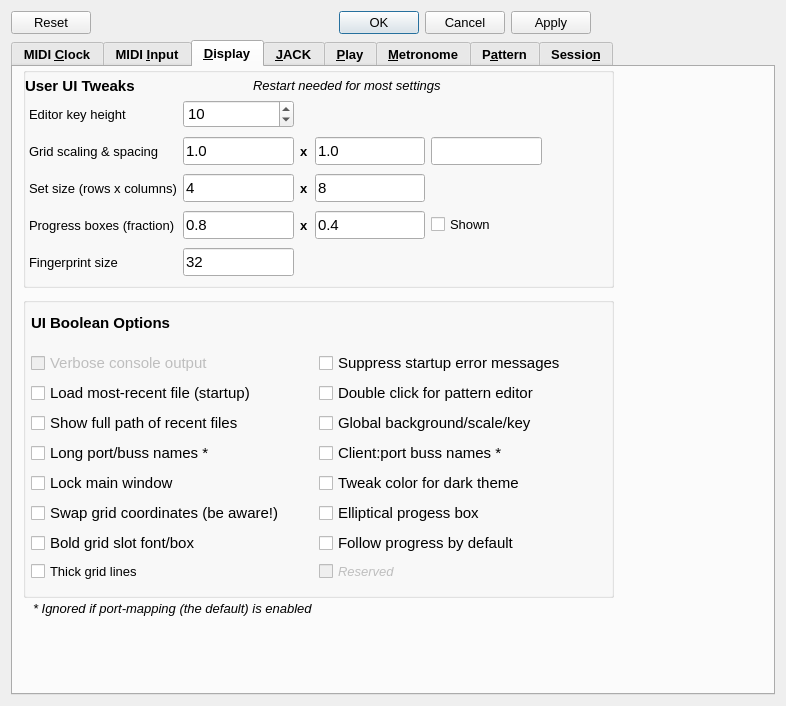
First picture: the form in seq_qt5/src/gui/qseditoptions.ui, repository ahlstromcj/seq66, before the edit.
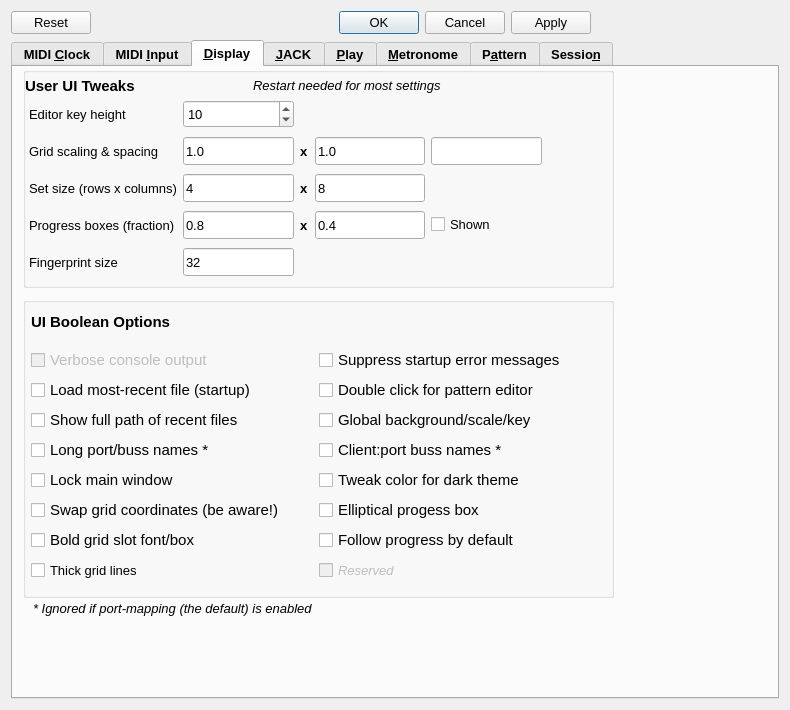
Second picture: the form after the edit. The open tabs and pages were chosen to show the change.

```diff
--- a/seq_qt5/src/gui/qseditoptions.ui
+++ b/seq_qt5/src/gui/qseditoptions.ui
@@ -6,8 +6,8 @@
    <rect>
     <x>0</x>
     <y>0</y>
-    <width>786</width>
-    <height>706</height>
+    <width>790</width>
+    <height>710</height>
    </rect>
   </property>
   <property name="font">
@@ -311,8 +311,8 @@
          <rect>
           <x>0</x>
           <y>0</y>
-          <width>691</width>
-          <height>231</height>
+          <width>701</width>
+          <height>241</height>
          </rect>
         </property>
        </widget>
@@ -581,7 +581,7 @@
          <x>10</x>
          <y>380</y>
          <width>611</width>
-         <height>171</height>
+         <height>181</height>
         </rect>
        </property>
        <property name="font">
@@ -792,8 +792,8 @@
          <rect>
           <x>0</x>
           <y>0</y>
-          <width>681</width>
-          <height>241</height>
+          <width>691</width>
+          <height>251</height>
          </rect>
         </property>
        </widget>
@@ -1208,6 +1208,18 @@
            <property name="enabled">
             <bool>true</bool>
            </property>
+           <property name="minimumSize">
+            <size>
+             <width>0</width>
+             <height>24</height>
+            </size>
+           </property>
+           <property name="maximumSize">
+            <size>
+             <width>16777215</width>
+             <height>24</height>
+            </size>
+           </property>
            <property name="font">
             <font>
              <pointsize>10</pointsize>
@@ -1228,6 +1240,18 @@
            <property name="enabled">
             <bool>false</bool>
            </property>
+           <property name="minimumSize">
+            <size>
+             <width>0</width>
+             <height>24</height>
+            </size>
+           </property>
+           <property name="maximumSize">
+            <size>
+             <width>16777215</width>
+             <height>24</height>
+            </size>
+           </property>
            <property name="font">
             <font>
              <pointsize>10</pointsize>
@@ -1282,7 +1306,7 @@
           </property>
           <property name="font">
            <font>
-            <pointsize>11</pointsize>
+            <pointsize>10</pointsize>
             <bold>false</bold>
            </font>
           </property>
@@ -1314,7 +1338,7 @@
           </property>
           <property name="font">
            <font>
-            <pointsize>11</pointsize>
+            <pointsize>10</pointsize>
             <bold>false</bold>
            </font>
           </property>
@@ -1365,7 +1389,7 @@
           </property>
           <property name="font">
            <font>
-            <pointsize>11</pointsize>
+            <pointsize>10</pointsize>
             <bold>false</bold>
            </font>
           </property>
@@ -1436,7 +1460,7 @@
           </property>
           <property name="font">
            <font>
-            <pointsize>11</pointsize>
+            <pointsize>10</pointsize>
             <bold>false</bold>
            </font>
           </property>
@@ -1461,7 +1485,7 @@
           </property>
           <property name="font">
            <font>
-            <pointsize>11</pointsize>
+            <pointsize>10</pointsize>
             <bold>false</bold>
            </font>
           </property>
@@ -1493,7 +1517,7 @@
           </property>
           <property name="font">
            <font>
-            <pointsize>11</pointsize>
+            <pointsize>10</pointsize>
             <bold>false</bold>
            </font>
           </property>
@@ -1524,7 +1548,7 @@
           </property>
           <property name="font">
            <font>
-            <pointsize>11</pointsize>
+            <pointsize>10</pointsize>
             <bold>false</bold>
            </font>
           </property>
@@ -1563,7 +1587,7 @@
           </property>
           <property name="font">
            <font>
-            <pointsize>11</pointsize>
+            <pointsize>10</pointsize>
             <bold>false</bold>
            </font>
           </property>
@@ -1651,7 +1675,7 @@
           </property>
           <property name="font">
            <font>
-            <pointsize>11</pointsize>
+            <pointsize>10</pointsize>
             <bold>false</bold>
            </font>
           </property>
```
